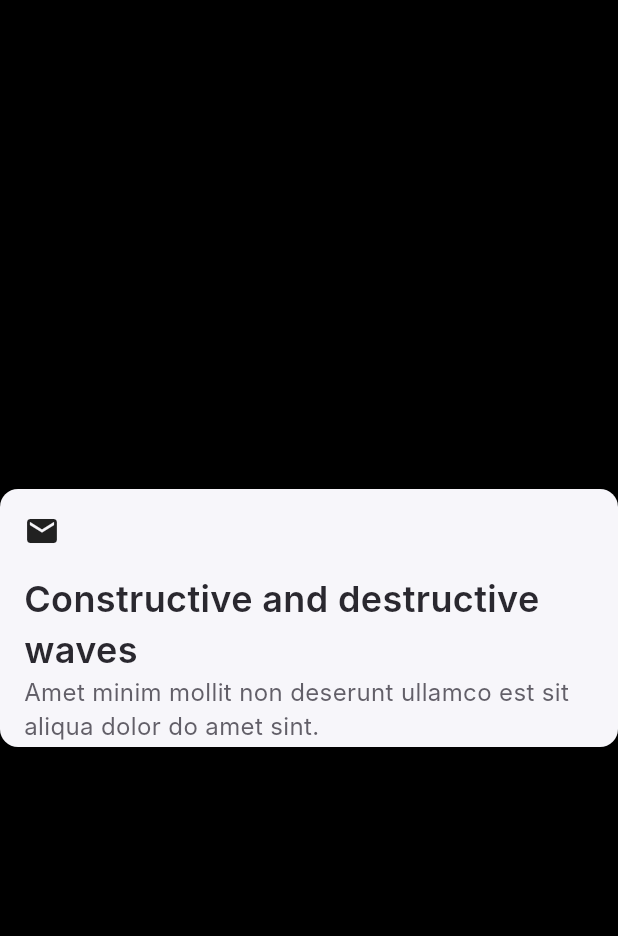
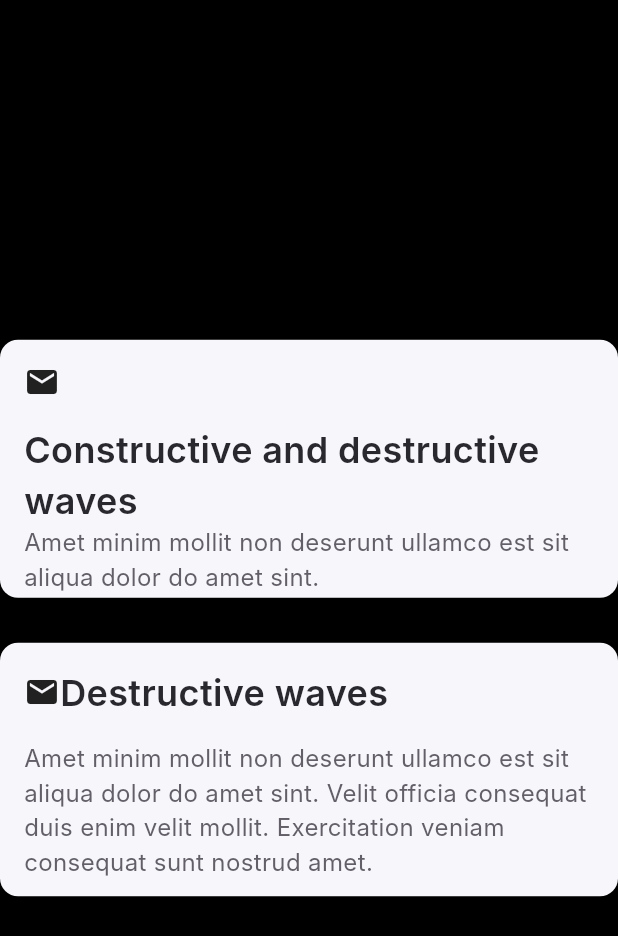
Before and after one commit to ayahetsiam/Flutter-UI-Cards, a Flutter app: the screen it shows after launch, on a phone screen of 412 x 824 dp. Shown: the top 936 px of the screen. Run offline on Flutter 3.47's test engine with Material 3 defaults, Android fonts, the phone set to English and light mode, and no system bars; our stand-ins replace gap; Roboto replaces fonts that are missing (Inter).

Commit message:
12th card

```diff
--- /dev/null
+++ b/lib/Components/view3Components/card12.dart
@@ -0,0 +1,47 @@
+import 'package:flutter/material.dart';
+import 'package:gap/gap.dart';
+
+class Card12 extends StatelessWidget {
+  const Card12({super.key});
+
+  @override
+  Widget build(BuildContext context) {
+    return Container(
+      width: double.infinity,
+      height: 169,
+      padding: const EdgeInsets.all(16),
+      decoration: BoxDecoration(
+        color: const Color(0xFFF7F6FA),
+        borderRadius: BorderRadius.circular(12),
+      ),
+      child: const Column(
+        children: [
+          Row(
+            children: [
+              Icon(Icons.email),
+              Text(
+                "Destructive waves",
+                style: TextStyle(
+                  color: Color(0xFF2A282F),
+                  fontWeight: FontWeight.w600,
+                  fontSize: 24,
+                  fontFamily: "Inter",
+                ),
+              ),
+            ],
+          ),
+          Gap(16),
+          Text(
+            "Amet minim mollit non deserunt ullamco est sit aliqua dolor do amet sint. Velit officia consequat duis enim velit mollit. Exercitation veniam consequat sunt nostrud amet.",
+            style: TextStyle(
+              color: Color(0xFF625F68),
+              fontWeight: FontWeight.w400,
+              fontSize: 16,
+              fontFamily: "Inter",
+            ),
+          ),
+        ],
+      ),
+    );
+  }
+}
--- a/lib/Views/view2.dart
+++ b/lib/Views/view2.dart
@@ -1,6 +1,6 @@
 import 'package:flutter/material.dart';
 import 'package:flutter_ui_cards/Components/view2Components/card10.dart';
-import 'package:flutter_ui_cards/Components/view2Components/card11.dart';
+import 'package:flutter_ui_cards/Components/view3Components/card11.dart';
 import 'package:flutter_ui_cards/Components/view2Components/card7.dart';
 import 'package:flutter_ui_cards/Components/view2Components/card8.dart';
 import 'package:flutter_ui_cards/Components/view2Components/card9.dart';
--- a/lib/Views/view3.dart
+++ b/lib/Views/view3.dart
@@ -1,5 +1,7 @@
 import 'package:flutter/material.dart';
-import 'package:flutter_ui_cards/Components/view2Components/card11.dart';
+import 'package:flutter_ui_cards/Components/view3Components/card11.dart';
+import 'package:flutter_ui_cards/Components/view3Components/card12.dart';
+import 'package:gap/gap.dart';
 
 class View3 extends StatelessWidget {
   const View3({super.key});
@@ -12,6 +14,8 @@ class View3 extends StatelessWidget {
         mainAxisAlignment: MainAxisAlignment.center,
         children: [
           Card11(),
+          Gap(30),
+          Card12(),
         ],
       ),
     );
```
Also changed, not shown: lib/Components/view3Components/card11.dart (renamed from lib/Components/view2Components/card11.dart).
